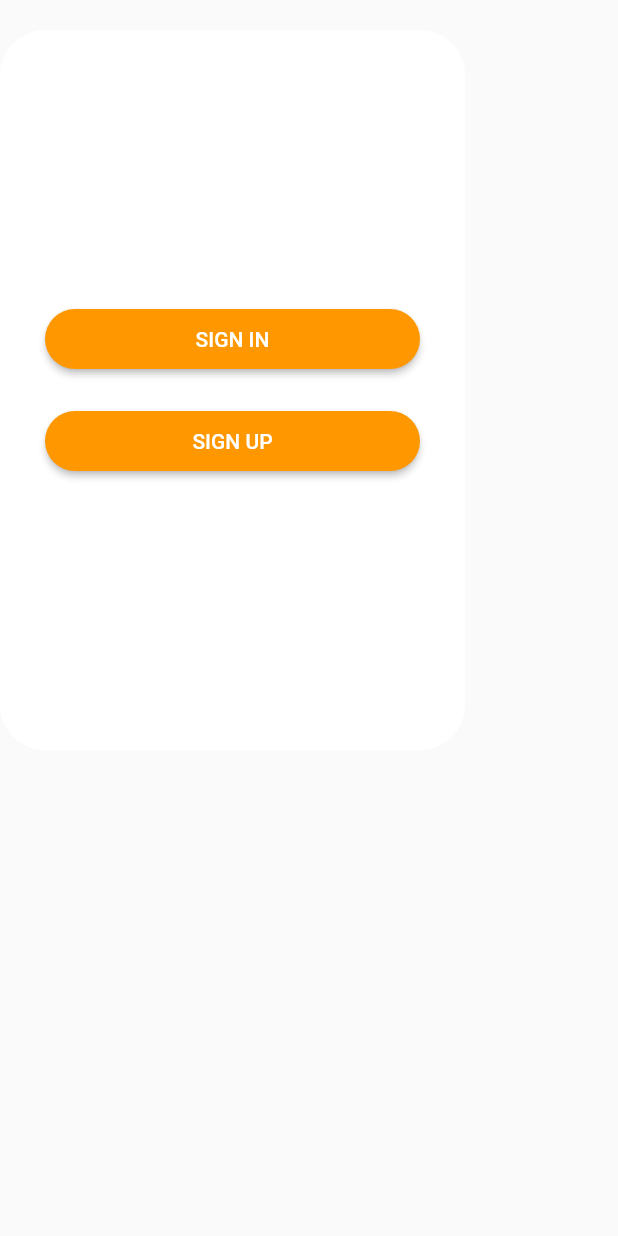
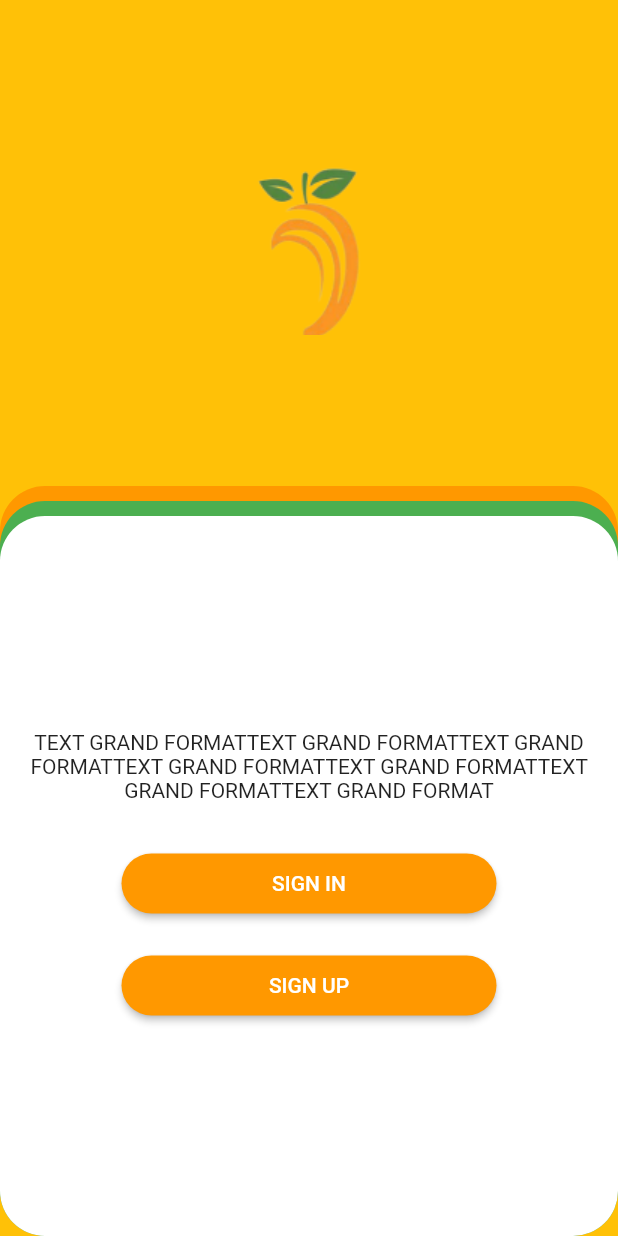
Before and after one commit to Saliou96/flutter, a Flutter app: the screen it shows after launch, on a phone screen of 412 x 824 dp. Run offline on Flutter 3.47's test engine with Material 2 defaults, Android fonts, the light colour scheme and no system bars.

Commit message:
release 18/08/23

```diff
--- a/wallet_ui/lib/screens/login.dart
+++ b/wallet_ui/lib/screens/login.dart
@@ -6,10 +6,13 @@ class Login extends StatelessWidget {
   @override
   Widget build(BuildContext context) {
     return Scaffold(
+        backgroundColor: Colors.amber,
         body: Column(
+          crossAxisAlignment: CrossAxisAlignment.center,
           children: [
-        Row(
-          children: [
+            Expanded(
+              child: Image.asset("assets/images/logo.png"),
+            ),
             Stack(
               alignment: Alignment.bottomCenter,
               children: [
@@ -32,25 +35,36 @@ class Login extends StatelessWidget {
                     borderRadius: BorderRadius.circular(30),
                     color: Colors.white,
                   ),
-                    child: Padding(
-                      padding: const EdgeInsets.all(30.0),
                   child: Column(
                     mainAxisAlignment: MainAxisAlignment.center,
                     crossAxisAlignment: CrossAxisAlignment.center,
                     children: [
-                          Row(children: [
+                      Text(
+                        "TEXT GRAND FORMATTEXT GRAND FORMATTEXT GRAND FORMATTEXT GRAND FORMATTEXT GRAND FORMATTEXT GRAND FORMATTEXT GRAND FORMAT",
+                        textAlign: TextAlign.center,
+                      ),
+                      SizedBox(
+                        height: 30,
+                      ),
+                      Row(
+                          mainAxisAlignment: MainAxisAlignment.center,
+                          crossAxisAlignment: CrossAxisAlignment.center,
+                          children: [
                             ElevatedButton(
                               child: Text("SIGN IN"),
                               onPressed: () {},
                               style: ElevatedButton.styleFrom(
                                   fixedSize: Size(250, 40),
-                                  primary: Colors.orange,
+                                  backgroundColor: Colors.orange,
                                   shape: RoundedRectangleBorder(
                                       borderRadius: BorderRadius.circular(30))),
                             )
                           ]),
                       SizedBox(height: 20),
-                          Row(children: [
+                      Row(
+                          mainAxisAlignment: MainAxisAlignment.center,
+                          crossAxisAlignment: CrossAxisAlignment.center,
+                          children: [
                             ElevatedButton(
                               child: Text("SIGN UP"),
                               onPressed: () {},
@@ -64,12 +78,8 @@ class Login extends StatelessWidget {
                     ],
                   ),
                 ),
-                  ),
               ],
             ),
-          ],
-        ),
-        Row()
           ],
         ));
   }
```
Also changed, not shown: wallet_ui/flutter_01.png (added), wallet_ui/flutter_02.png (added). Lines whose indentation alone changed are shown as unchanged.
